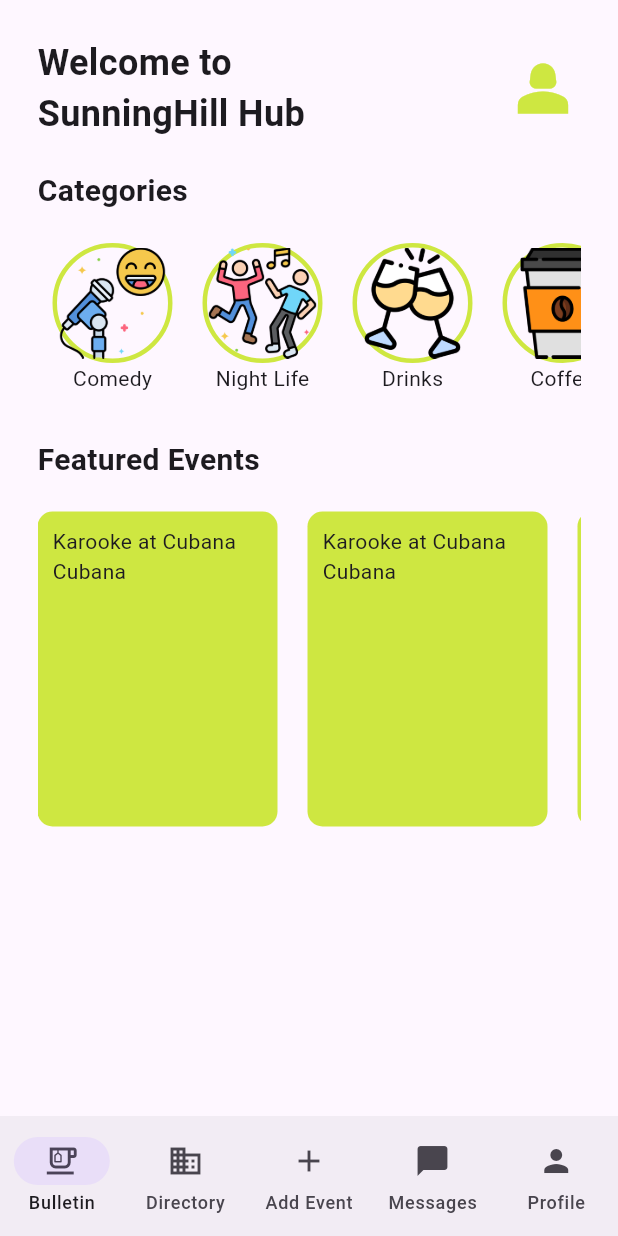
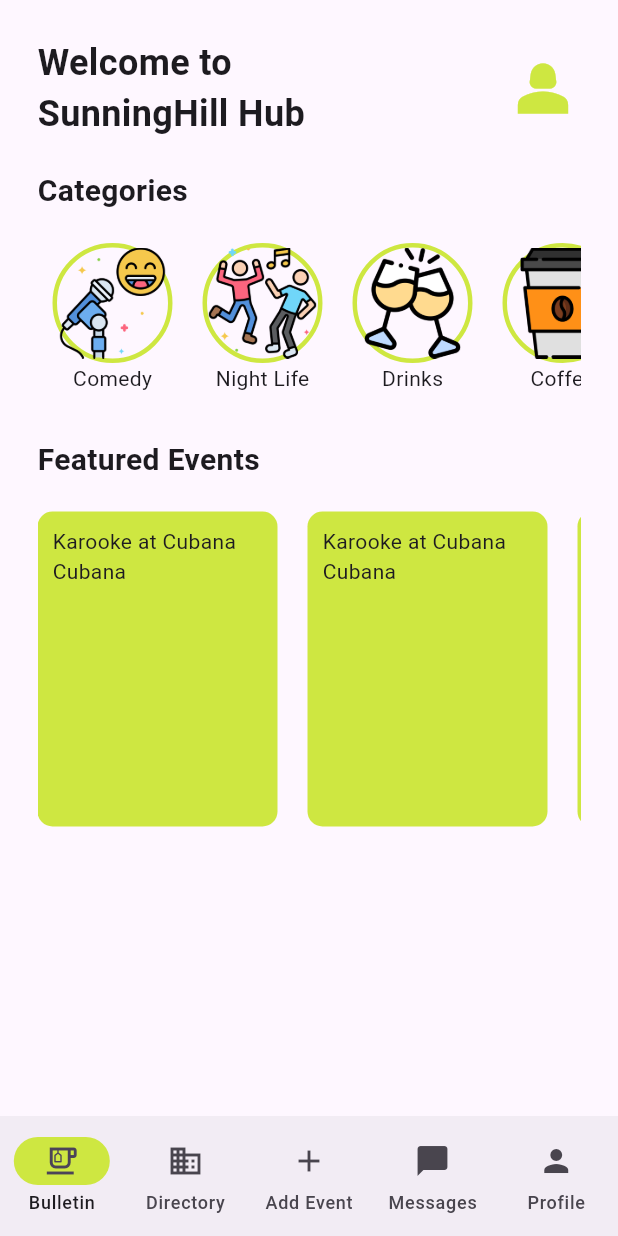
Before and after one commit to thato-codes-4-fun/CommunityHub, a Flutter app: the HomeScreen screen opened directly, on a phone screen of 412 x 824 dp. Run offline on Flutter 3.47's test engine with Material 3 defaults, Android fonts, the phone set to English and light mode, and no system bars.

Commit message:
added bottom nav bar

```diff
--- a/lib/home/home.dart
+++ b/lib/home/home.dart
@@ -1,3 +1,4 @@
+import 'package:community_hub/constants/colors.dart';
 import 'package:community_hub/home/shared_home/community_hub.dart';
 import 'package:flutter/material.dart';
 
@@ -57,9 +58,11 @@ class _HomeScreenState extends State<HomeScreen> {
     return Scaffold(
       body: screensList[currentIndex],
       bottomNavigationBar: NavigationBar(
+        elevation: 0,
         selectedIndex: currentIndex,
         destinations: navDestinations,
         onDestinationSelected: updateIndex,
+        indicatorColor: greenColor,
       ),
     );
   }
```
Also changed, not shown: assets/images/Karookee.jpg (added), assets/images/club banger.jpg (added), assets/images/happyHour.jpg (added), assets/images/romanceNight.jpg (added).
